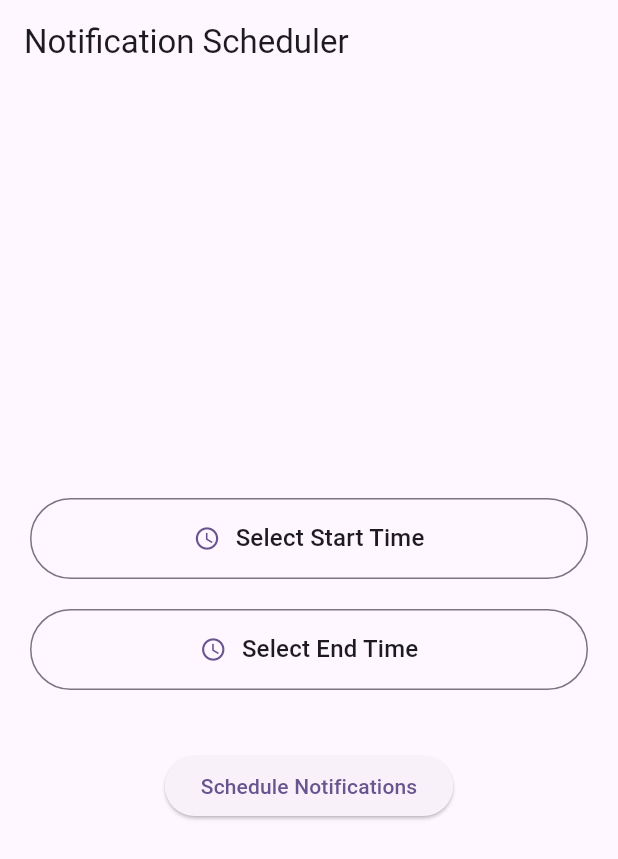
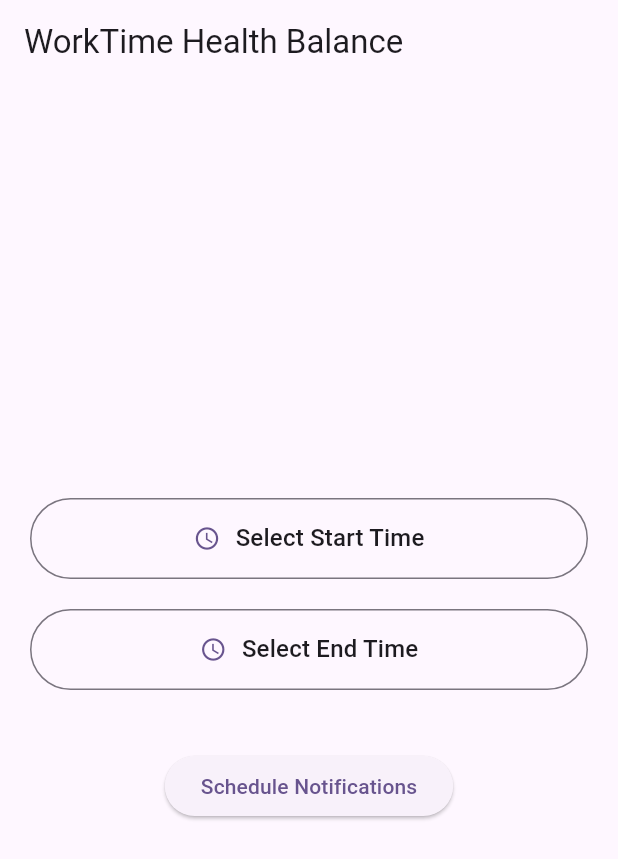
Before and after one commit to Mohitkoley/task_expense-tracker, a Flutter app: the screen it shows after launch, on a phone screen of 412 x 824 dp. Shown: the top 859 px of the screen. Run offline on Flutter 3.47's test engine with Material 3 defaults, Android fonts, the phone set to English and light mode, and no system bars; our stand-ins replace equatable, flutter_bloc, flutter_local_notifications, get_it, hive, injectable and 2 more; missing offline and left inert: pretty_http_logger; accounts and stored records are empty; statements that could not run were skipped.

Commit message:
feat(notification): update notification title and body for health reminders

```diff
--- a/lib/core/notification/local_notification_service.dart
+++ b/lib/core/notification/local_notification_service.dart
@@ -143,8 +143,8 @@ class FlutterLocalNotiServices {
     for (int i = 0; i < times.length; i++) {
       await _scheduleNotification(
         id: i,
-        title: 'Reminder',
-        body: 'Notification at ${times[i].hour}:${times[i].minute}',
+        title: 'Stand and water',
+        body: 'It\'s time to walk for 10-15 min and drink water! ',
         scheduledTime: times[i],
       );
     }
--- a/lib/feature/worktime_balance/presentation/screen/set_time_screen.dart
+++ b/lib/feature/worktime_balance/presentation/screen/set_time_screen.dart
@@ -11,7 +11,7 @@ class SetTimeScreen extends StatelessWidget {
   @override
   Widget build(BuildContext context) {
     return Scaffold(
-      appBar: AppBar(title: const Text('Notification Scheduler')),
+      appBar: AppBar(title: const Text('WorkTime Health Balance')),
       body: BlocConsumer<TimeSelectionBloc, TimeSelectionState>(
         listener: (context, state) {
           if (state.error != null) {
```
